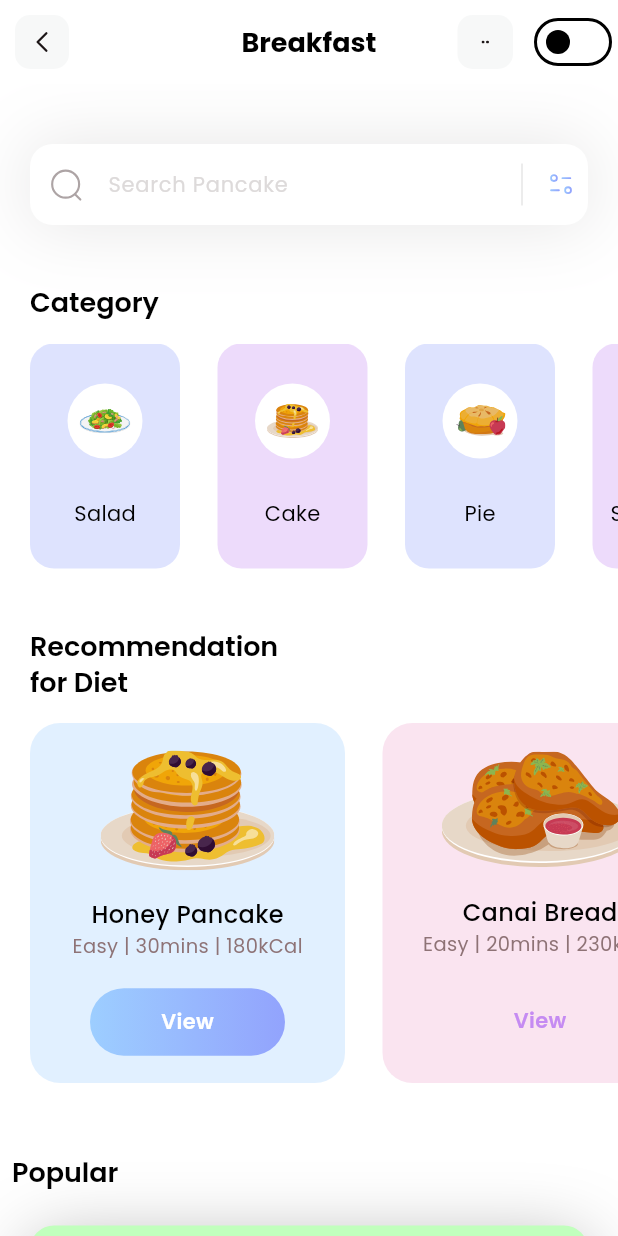
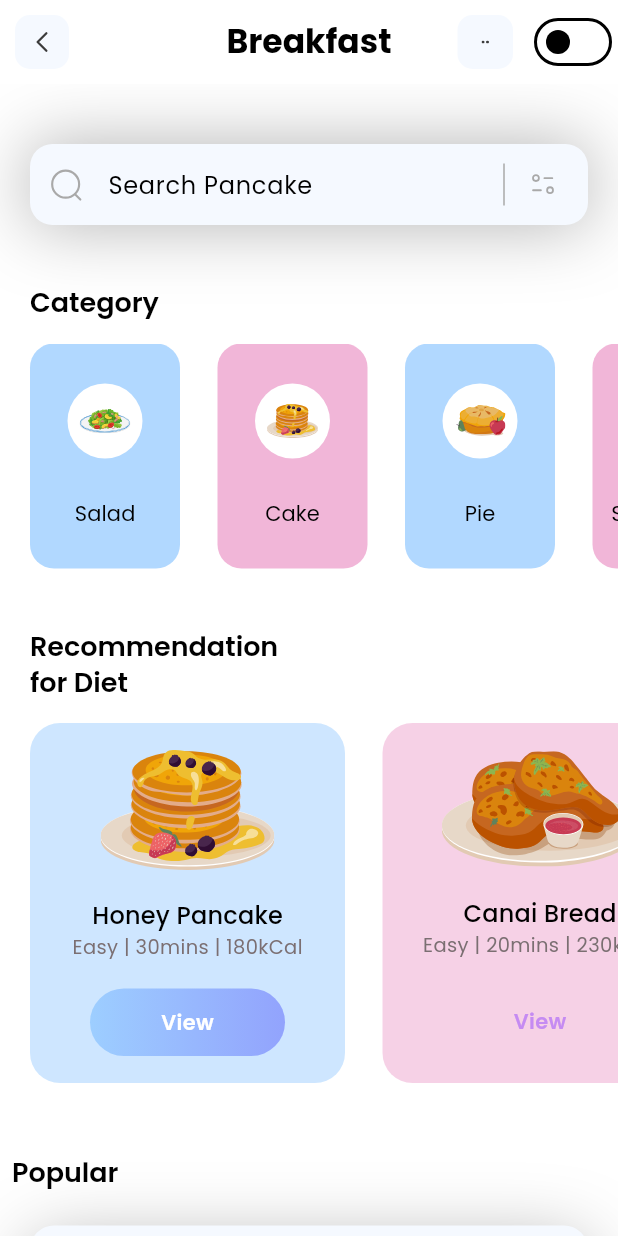
Before and after one commit to DillonWall/Nutrition-App, a Flutter app: the screen it shows after launch, on a phone screen of 412 x 824 dp. Run offline on Flutter 3.47's test engine with Material 3 defaults, Android fonts, the phone set to English and light mode, and no system bars; our stand-ins replace flutter_svg.

Commit message:
Finished applying themes to search, category, and diet sections

```diff
--- a/nutrition_app/lib/config/theme/theme_collection.dart
+++ b/nutrition_app/lib/config/theme/theme_collection.dart
@@ -4,13 +4,21 @@ class ThemeCollection {
   // Generic styles
   static const String _fontFamily = 'Poppins';
   static const TextTheme _textTheme = TextTheme(
+    headlineLarge: TextStyle(
+      fontSize: 22,
+      fontWeight: FontWeight.bold,
+    ),
     headlineSmall: TextStyle(
       fontSize: 18,
       fontWeight: FontWeight.w600,
     ),
-    titleSmall: TextStyle(
+    titleMedium: TextStyle(
       fontSize: 16,
       fontWeight: FontWeight.w500,
+    ),
+    titleSmall: TextStyle(
+      fontSize: 14,
+      fontWeight: FontWeight.w400,
     ),
     bodyMedium: TextStyle(
       fontSize: 13,
@@ -20,19 +28,18 @@ class ThemeCollection {
 
   // Light theme
   static const ColorScheme _lightColorScheme = ColorScheme.light(
-    primary: Color.fromARGB(255, 193, 255, 189),
-    onPrimaryContainer: Color(0xff7B6F72),
+    background: Color.fromARGB(255, 244, 248, 254),
+    primary: Color.fromARGB(255, 229, 240, 255),
+    primaryContainer: Color.fromARGB(255, 245, 249, 255),
+    onPrimaryContainer: Color.fromARGB(255, 60, 60, 60),
+    secondary: Color(0xff7B6F72),
+    secondaryContainer: Color(0xff9DCEFF),
+    tertiaryContainer: Color(0xffEEA4CE),
   );
   static final TextTheme _lightTextTheme = _textTheme.merge(
     TextTheme(
-      headlineSmall: TextStyle(
-        color: _lightColorScheme.onBackground,
-      ),
-      titleSmall: TextStyle(
-        color: _lightColorScheme.onBackground,
-      ),
       bodyMedium: TextStyle(
-        color: _lightColorScheme.onPrimaryContainer,
+        color: _lightColorScheme.secondary,
       ),
     ),
   );
@@ -40,24 +47,24 @@ class ThemeCollection {
     colorScheme: _lightColorScheme,
     textTheme: _lightTextTheme,
     fontFamily: _fontFamily,
+    hintColor: const Color.fromARGB(255, 169, 169, 169),
   );
 
   // Dark theme
   static const ColorScheme _darkColorScheme = ColorScheme.dark(
-    primary: Color.fromARGB(255, 118, 221, 83),
+    background: Color.fromARGB(255, 60, 60, 60),
+    primary: Color.fromARGB(255, 26, 98, 140),
+    primaryContainer: Color.fromARGB(255, 63, 72, 77),
+    onPrimaryContainer: Color.fromARGB(255, 237, 237, 237),
+    secondary: Color.fromARGB(255, 255, 228, 207),
+    secondaryContainer: Color(0xff9DCEFF),
+    tertiaryContainer: Color(0xffEEA4CE),
     shadow: Colors.white,
-    onPrimaryContainer: Color(0xff7B6F72),
   );
   static final TextTheme _darkTextTheme = _textTheme.merge(
     TextTheme(
-      headlineSmall: TextStyle(
-        color: _darkColorScheme.onBackground,
-      ),
-      titleSmall: TextStyle(
-        color: _darkColorScheme.onBackground,
-      ),
       bodyMedium: TextStyle(
-        color: _darkColorScheme.onPrimaryContainer,
+        color: _darkColorScheme.secondary,
       ),
     ),
   );
@@ -65,5 +72,6 @@ class ThemeCollection {
     colorScheme: _darkColorScheme,
     textTheme: _darkTextTheme,
     fontFamily: _fontFamily,
+    hintColor: const Color.fromARGB(196, 234, 234, 234),
   );
 }
--- a/nutrition_app/lib/models/category_model.dart
+++ b/nutrition_app/lib/models/category_model.dart
@@ -3,12 +3,12 @@ import 'package:flutter/material.dart';
 class CategoryModel {
   String name;
   String iconPath;
-  Color boxColor;
+  bool isAltBoxColor;
 
   CategoryModel({
     required this.name,
     required this.iconPath,
-    required this.boxColor,
+    required this.isAltBoxColor,
   });
 
   static List<CategoryModel> getCategories() {
@@ -17,25 +17,25 @@ class CategoryModel {
     categories.add(CategoryModel(
       name: 'Salad',
       iconPath: 'assets/icons/plate.svg',
-      boxColor: const Color(0xff92A3FD),
+      isAltBoxColor: false,
     ));
 
     categories.add(CategoryModel(
       name: 'Cake',
       iconPath: 'assets/icons/pancakes.svg',
-      boxColor: const Color(0xffC588F2),
+      isAltBoxColor: true,
     ));
 
     categories.add(CategoryModel(
       name: 'Pie',
       iconPath: 'assets/icons/pie.svg',
-      boxColor: const Color(0xff92A3FD),
+      isAltBoxColor: false,
     ));
 
     categories.add(CategoryModel(
       name: 'Smoothies',
       iconPath: 'assets/icons/orange-snacks.svg',
-      boxColor: const Color(0xffC588F2),
+      isAltBoxColor: true,
     ));
 
     return categories;
--- a/nutrition_app/lib/models/diet_model.dart
+++ b/nutrition_app/lib/models/diet_model.dart
@@ -6,7 +6,7 @@ class DietModel {
   String level;
   String duration;
   String calorie;
-  Color boxColor;
+  bool isAltBoxColor;
   bool viewIsSelected;
 
   DietModel({
@@ -15,7 +15,7 @@ class DietModel {
     required this.level,
     required this.duration,
     required this.calorie,
-    required this.boxColor,
+    required this.isAltBoxColor,
     required this.viewIsSelected,
   });
 
@@ -29,7 +29,7 @@ class DietModel {
       duration: '30mins',
       calorie: '180kCal',
       viewIsSelected: true,
-      boxColor: const Color(0xff9DCEFF),
+      isAltBoxColor: false,
     ));
 
     diets.add(DietModel(
@@ -39,7 +39,7 @@ class DietModel {
       duration: '20mins',
       calorie: '230kCal',
       viewIsSelected: false,
-      boxColor: const Color(0xffEEA4CE),
+      isAltBoxColor: true,
     ));
 
     return diets;
--- a/nutrition_app/lib/pages/home.dart
+++ b/nutrition_app/lib/pages/home.dart
@@ -131,14 +131,16 @@ class _HomePageState extends State<HomePage> {
           ),
         ),
         const SizedBox(height: 15),
-        Container(
+        SizedBox(
           height: 240,
           child: ListView.separated(
             itemBuilder: (context, index) {
               return Container(
                 width: 210,
                 decoration: BoxDecoration(
-                  color: diets[index].boxColor.withOpacity(0.3),
+                  color: diets[index].isAltBoxColor
+                      ? Theme.of(context).colorScheme.tertiaryContainer.withOpacity(0.5)
+                      : Theme.of(context).colorScheme.secondaryContainer.withOpacity(0.5),
                   borderRadius: BorderRadius.circular(20),
                 ),
                 child: Column(
@@ -149,19 +151,11 @@ class _HomePageState extends State<HomePage> {
                       children: [
                         Text(
                           diets[index].name,
-                          style: const TextStyle(
-                            fontWeight: FontWeight.w500,
-                            color: Colors.black,
-                            fontSize: 16,
-                          ),
+                          style: Theme.of(context).textTheme.titleMedium,
                         ),
                         Text(
                           '${diets[index].level} | ${diets[index].duration} | ${diets[index].calorie}',
-                          style: const TextStyle(
-                            fontWeight: FontWeight.w400,
-                            color: Color(0xff78B6F72),
-                            fontSize: 13,
-                          ),
+                          style: Theme.of(context).textTheme.bodyMedium,
                         ),
                       ],
                     ),
@@ -220,7 +214,7 @@ class _HomePageState extends State<HomePage> {
           ),
         ),
         const SizedBox(height: 15),
-        Container(
+        SizedBox(
           height: 150,
           child: ListView.separated(
             itemCount: categories.length,
@@ -231,7 +225,9 @@ class _HomePageState extends State<HomePage> {
               return Container(
                 width: 100,
                 decoration: BoxDecoration(
-                  color: categories[index].boxColor.withOpacity(0.3),
+                  color: categories[index].isAltBoxColor
+                      ? Theme.of(context).colorScheme.tertiaryContainer.withOpacity(0.8)
+                      : Theme.of(context).colorScheme.secondaryContainer.withOpacity(0.8),
                   borderRadius: BorderRadius.circular(16),
                 ),
                 child: Column(
@@ -251,11 +247,7 @@ class _HomePageState extends State<HomePage> {
                     ),
                     Text(
                       categories[index].name,
-                      style: const TextStyle(
-                        color: Colors.black,
-                        fontWeight: FontWeight.w400,
-                        fontSize: 14,
-                      ),
+                      style: Theme.of(context).textTheme.titleSmall,
                     ),
                   ],
                 ),
@@ -272,7 +264,7 @@ class _HomePageState extends State<HomePage> {
       margin: const EdgeInsets.only(top: 40, left: 20, right: 20),
       decoration: BoxDecoration(boxShadow: [
         BoxShadow(
-          color: const Color(0xff1D1617).withOpacity(0.11),
+          color: Theme.of(context).colorScheme.shadow.withOpacity(0.3),
           blurRadius: 40,
           spreadRadius: 0.0,
         )
@@ -280,32 +272,34 @@ class _HomePageState extends State<HomePage> {
       child: TextField(
         decoration: InputDecoration(
             filled: true,
-            fillColor: Colors.white,
+            fillColor: Theme.of(context).colorScheme.primaryContainer,
             contentPadding: const EdgeInsets.all(15),
             hintText: 'Search Pancake',
-            hintStyle: const TextStyle(
-              color: Color(0xffDDDADA),
-              fontSize: 14,
-            ),
             prefixIcon: Padding(
               padding: const EdgeInsets.all(12),
-              child: SvgPicture.asset('assets/icons/Search.svg'),
+              child: SvgPicture.asset(
+                'assets/icons/Search.svg',
+                colorFilter: ColorFilter.mode(Theme.of(context).hintColor, BlendMode.srcIn),
+              ),
             ),
-            suffixIcon: Container(
+            suffixIcon: SizedBox(
               width: 100,
               child: IntrinsicHeight(
                 child: Row(
                   mainAxisAlignment: MainAxisAlignment.end,
                   children: [
-                    const VerticalDivider(
-                      color: Colors.black,
+                    VerticalDivider(
+                      color: Theme.of(context).hintColor,
                       indent: 10,
                       endIndent: 10,
-                      thickness: 0.1,
+                      thickness: 1,
                     ),
                     Padding(
-                      padding: const EdgeInsets.all(8),
-                      child: SvgPicture.asset('assets/icons/Filter.svg'),
+                      padding: const EdgeInsets.only(left: 8, right: 20),
+                      child: SvgPicture.asset(
+                        'assets/icons/Filter.svg',
+                        colorFilter: ColorFilter.mode(Theme.of(context).hintColor, BlendMode.srcIn),
+                      ),
                     ),
                   ],
                 ),
@@ -321,12 +315,9 @@ class _HomePageState extends State<HomePage> {
 
   AppBar appBar() {
     return AppBar(
-      title: const Text(
+      title: Text(
         'Breakfast',
-        style: TextStyle(
-          fontSize: 18,
-          fontWeight: FontWeight.bold,
-        ),
+        style: Theme.of(context).textTheme.headlineLarge,
       ),
       centerTitle: true,
       leading: GestureDetector(
@@ -335,11 +326,13 @@ class _HomePageState extends State<HomePage> {
           margin: const EdgeInsets.all(10),
           alignment: Alignment.center,
           decoration: BoxDecoration(
-            color: const Color(0xffF7F8F8),
+            color: Theme.of(context).colorScheme.primaryContainer,
             borderRadius: BorderRadius.circular(10),
           ),
           child: SvgPicture.asset(
             'assets/icons/Arrow - Left 2.svg',
+            colorFilter:
+                ColorFilter.mode(Theme.of(context).colorScheme.onPrimaryContainer, BlendMode.srcIn),
             width: 20,
             height: 20,
           ),
@@ -353,11 +346,13 @@ class _HomePageState extends State<HomePage> {
             alignment: Alignment.center,
             width: 37,
             decoration: BoxDecoration(
-              color: const Color(0xffF7F8F8),
+              color: Theme.of(context).colorScheme.primaryContainer,
               borderRadius: BorderRadius.circular(10),
             ),
             child: SvgPicture.asset(
               'assets/icons/dots.svg',
+              colorFilter: ColorFilter.mode(
+                  Theme.of(context).colorScheme.onPrimaryContainer, BlendMode.srcIn),
               width: 5,
               height: 5,
             ),
```
